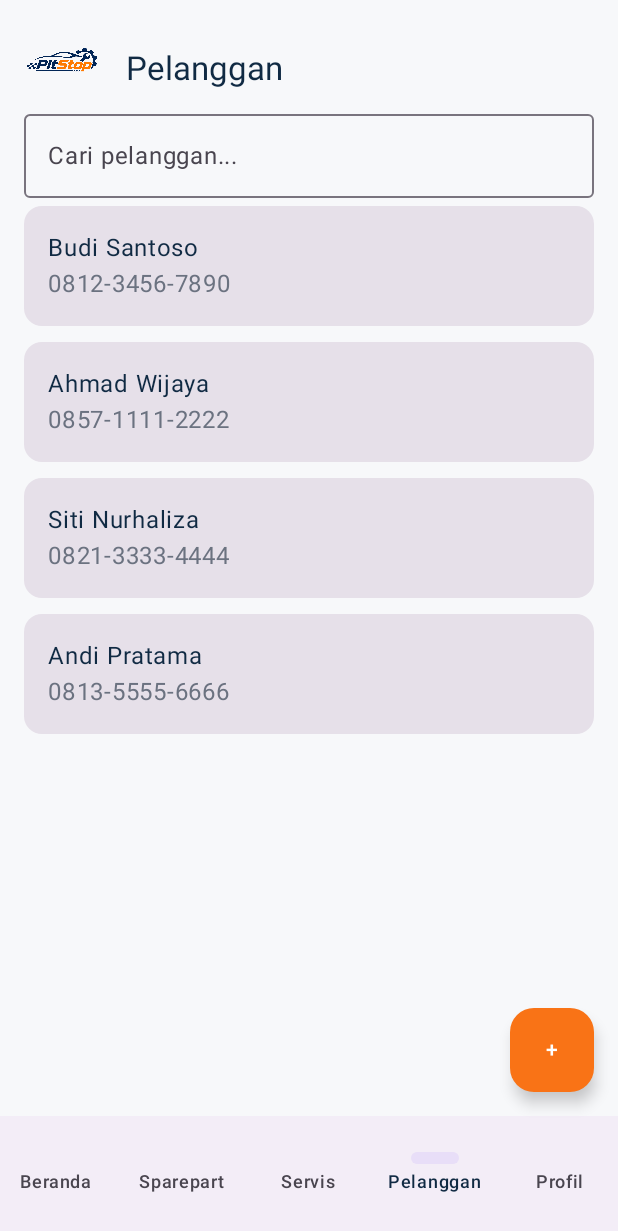
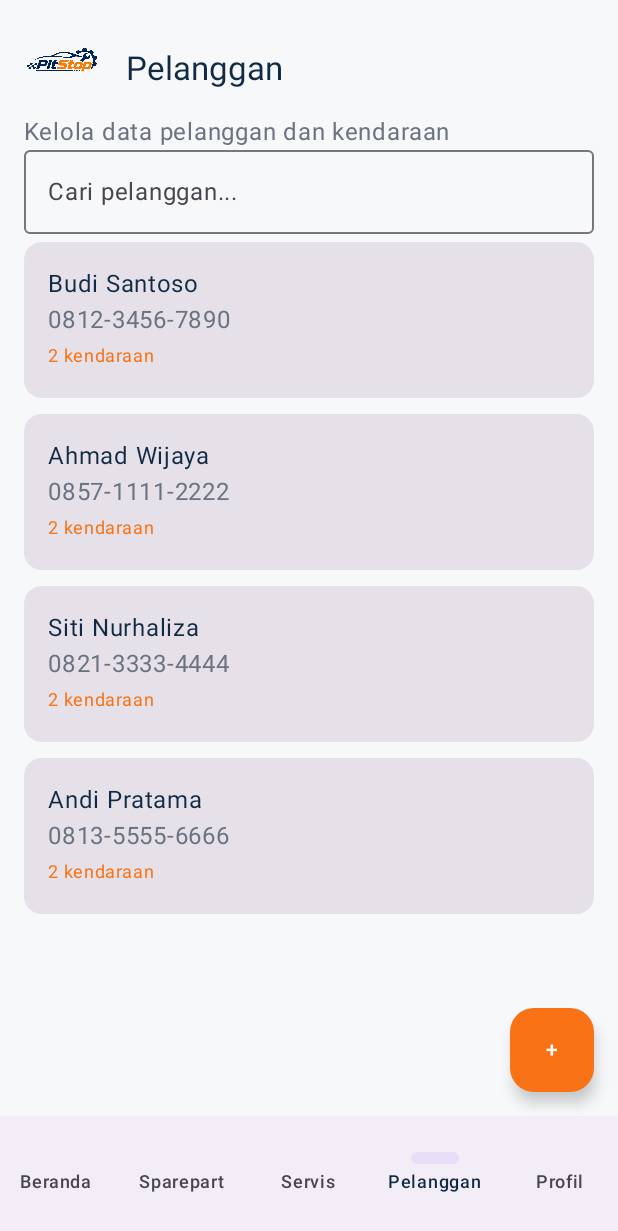
Before and after one commit to rizkizulfauzi/0039_PitStop, an Android app built with Jetpack Compose: the composable CustomerScreen shown on its own in the app's theme, on a phone screen of 412 x 824 dp. Shown: the top 1231 px of the screen. Run offline under Robolectric (Android 15) with nearby library versions, the phone set to English and light mode, and no system bars.

Commit message:
feat: polish customer list vehicle summaries

```diff
--- a/app/src/main/java/com/example/pitstop/features/customer/CustomerScreen.kt
+++ b/app/src/main/java/com/example/pitstop/features/customer/CustomerScreen.kt
@@ -5,6 +5,7 @@ import androidx.compose.material3.*
 import androidx.compose.runtime.*
 import androidx.compose.ui.Modifier
 import androidx.compose.ui.unit.dp
+import androidx.compose.ui.unit.sp
 import com.example.pitstop.ui.components.*
 import com.example.pitstop.ui.theme.*
-@Composable fun CustomerScreen(){var q by remember{mutableStateOf("")};val data=listOf("Budi Santoso" to "0812-3456-7890","Ahmad Wijaya" to "0857-1111-2222","Siti Nurhaliza" to "0821-3333-4444","Andi Pratama" to "0813-5555-6666");Scaffold(bottomBar={PitStopBottomBar("Pelanggan"){}},floatingActionButton={FloatingActionButton({},containerColor=PitStopOrange){Text("+")}}){p->Column(Modifier.padding(p).padding(16.dp)){PitStopTopBar("Pelanggan");OutlinedTextField(q,{q=it},Modifier.fillMaxWidth(),placeholder={Text("Cari pelanggan...")});LazyColumn{items(data.filter{it.first.contains(q,true)}){(name,phone)->Card(Modifier.fillMaxWidth().padding(vertical=5.dp)){Column(Modifier.padding(16.dp)){Text(name,color=PitStopNavy);Text(phone,color=PitStopMuted)}}}}}}}
+@Composable fun CustomerScreen(){var q by remember{mutableStateOf("")};val data=listOf("Budi Santoso" to "0812-3456-7890","Ahmad Wijaya" to "0857-1111-2222","Siti Nurhaliza" to "0821-3333-4444","Andi Pratama" to "0813-5555-6666");Scaffold(bottomBar={PitStopBottomBar("Pelanggan"){}},floatingActionButton={FloatingActionButton({},containerColor=PitStopOrange){Text("+")}}){p->Column(Modifier.padding(p).padding(16.dp)){PitStopTopBar("Pelanggan");Text("Kelola data pelanggan dan kendaraan",color=PitStopMuted);OutlinedTextField(q,{q=it},Modifier.fillMaxWidth(),placeholder={Text("Cari pelanggan...")});LazyColumn{items(data.filter{it.first.contains(q,true)}){(name,phone)->Card(Modifier.fillMaxWidth().padding(vertical=5.dp)){Column(Modifier.padding(16.dp)){Text(name,color=PitStopNavy);Text(phone,color=PitStopMuted);Text("2 kendaraan",color=PitStopOrange,fontSize=12.sp)}}}}}}}
```
